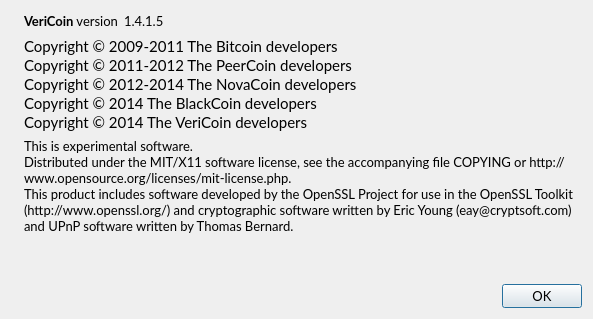
This is src/qt/forms/aboutdialog.ui in VeriConomy/vericoin as Qt 5 draws it before an edit. The edited form follows.
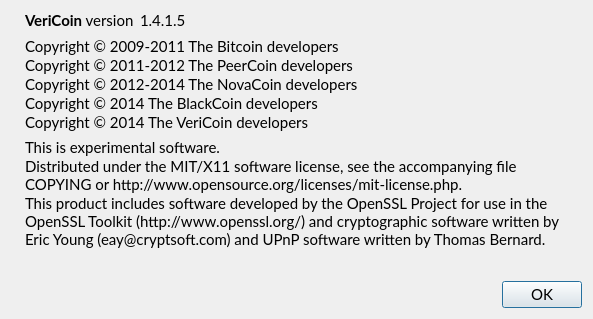
This is the edited form. Icons and pictures are not drawn.

```diff
--- a/src/qt/forms/aboutdialog.ui
+++ b/src/qt/forms/aboutdialog.ui
@@ -13,7 +13,7 @@
   <property name="font">
    <font>
     <family>Lato</family>
-    <pointsize>10</pointsize>
+    <pointsize>11</pointsize>
    </font>
   </property>
   <property name="windowTitle">
```
